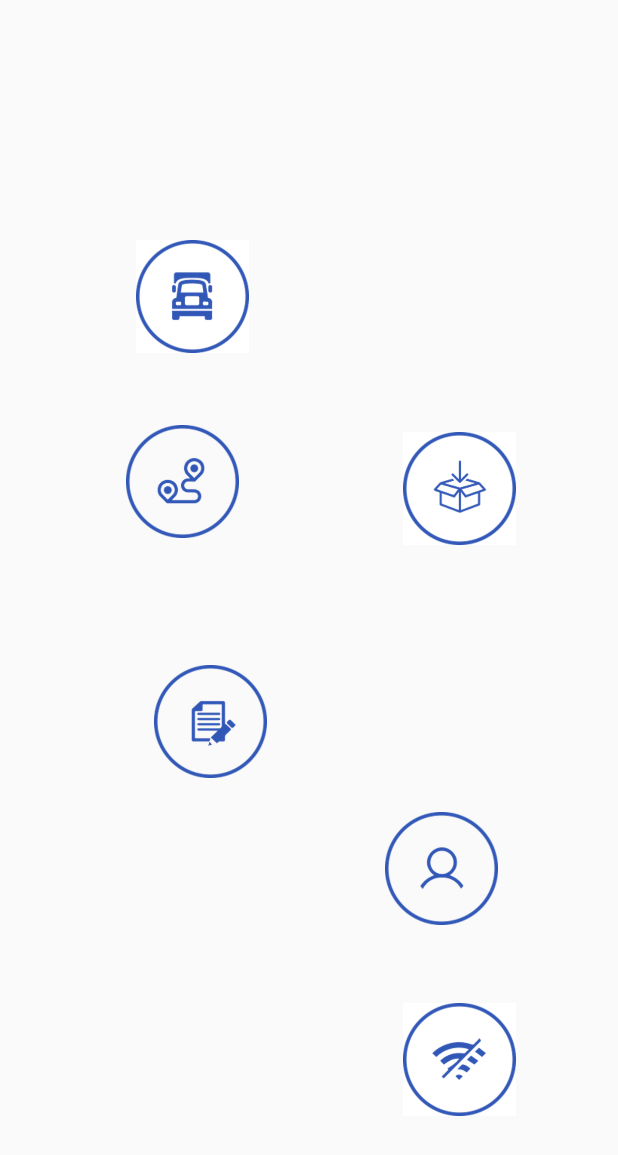
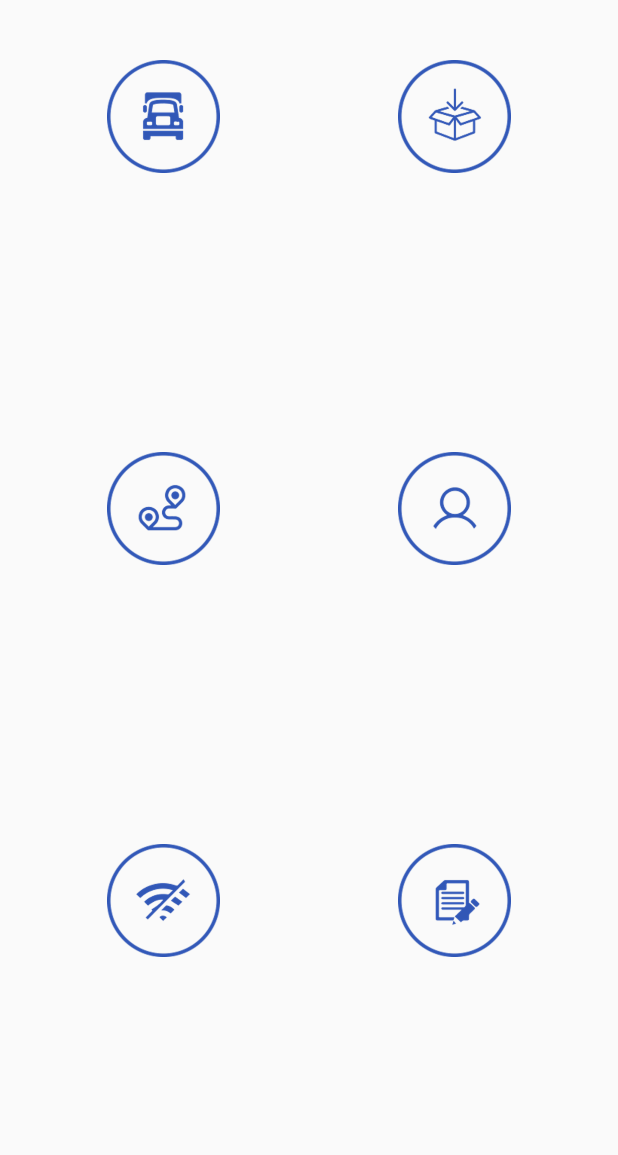
Before and after one commit to israel1x/AppCamaleon, an Android app: the layout fragment_menu.xml on its own in the app's theme, with its tools: preview values and no code run, on a phone screen of 412 x 824 dp. Shown: the top 1155 px of the screen. Run offline under Robolectric (Android 15) with nearby library versions, the phone set to English and light mode, and no system bars.

Commit message:
Estilos al layout del menu principal

```diff
--- a/app/src/main/java/com/example/pasantias/appcamaleon/Fragments/MenuPrin.java
+++ b/app/src/main/java/com/example/pasantias/appcamaleon/Fragments/MenuPrin.java
@@ -30,6 +30,7 @@ public class MenuPrin extends Fragment {
     private String mParam2;
 
     private OnFragmentInteractionListener mListener;
+
 
     public MenuPrin() {
         // Required empty public constructor
--- a/app/src/main/res/layout/activity_menu_principal.xml
+++ b/app/src/main/res/layout/activity_menu_principal.xml
@@ -1,96 +1,97 @@
 <?xml version="1.0" encoding="utf-8"?>
-<android.support.constraint.ConstraintLayout xmlns:android="http://schemas.android.com/apk/res/android"
+<LinearLayout xmlns:android="http://schemas.android.com/apk/res/android"
     xmlns:app="http://schemas.android.com/apk/res-auto"
     xmlns:tools="http://schemas.android.com/tools"
     android:layout_width="match_parent"
     android:layout_height="match_parent"
-    android:background="@drawable/menuprincipal_background"
+    android:orientation="vertical"
     tools:context=".MenuPrincipal">
 
-    <include
-        android:id="@+id/miActionBar"
-        layout="@layout/actionbar"></include>
+
+   <LinearLayout
+       android:layout_marginTop="40dp"
+       android:layout_width="match_parent"
+       android:layout_height="match_parent"
+       android:orientation="vertical">
+
+       <LinearLayout
+           android:layout_width="match_parent"
+           android:layout_height="wrap_content"
+           android:layout_weight=".33"
+           android:layout_marginRight="12dp"
+           android:layout_marginLeft="12dp"
+           android:orientation="horizontal">
+
+           <ImageButton
+               android:id="@+id/bt_ing_pedidos"
+               android:layout_width="wrap_content"
+               android:layout_height="wrap_content"
+               android:layout_weight=".5"
+               android:background="?selectableItemBackground"
+               app:srcCompat="@drawable/btn_ingresar_pedido" />
 
            <ImageButton
                android:id="@+id/bt_ver_pedidos"
                android:layout_width="wrap_content"
                android:layout_height="wrap_content"
-        android:layout_marginBottom="50dp"
-        android:layout_marginEnd="68dp"
-        android:layout_marginTop="160dp"
-        android:background="@color/cardview_light_background"
-        app:layout_constraintBottom_toTopOf="@+id/bt_list_clientes"
-        app:layout_constraintEnd_toEndOf="parent"
-        app:layout_constraintTop_toTopOf="parent"
-        app:layout_constraintVertical_chainStyle="packed"
+               android:layout_weight=".5"
+               android:background="?selectableItemBackground"
                app:srcCompat="@drawable/btn_ver_pedidos" />
+       </LinearLayout>
+
+       <LinearLayout
+           android:layout_width="match_parent"
+           android:layout_height="wrap_content"
+           android:layout_weight=".33"
+           android:layout_marginRight="12dp"
+           android:layout_marginLeft="12dp"
+           android:orientation="horizontal">
 
            <ImageButton
                android:id="@+id/bt_ruta_clientes"
                android:layout_width="wrap_content"
                android:layout_height="wrap_content"
-        android:layout_marginStart="84dp"
-        android:layout_marginTop="48dp"
+               android:layout_weight=".5"
                android:background="?selectableItemBackground"
-        app:layout_constraintStart_toStartOf="parent"
-        app:layout_constraintTop_toBottomOf="@+id/bt_ing_pedidos"
                app:srcCompat="@drawable/btn_ruta_clientes" />
 
            <ImageButton
                android:id="@+id/bt_list_clientes"
                android:layout_width="wrap_content"
                android:layout_height="wrap_content"
-        android:layout_marginBottom="52dp"
-        android:layout_marginEnd="8dp"
-        android:layout_marginStart="8dp"
+               android:layout_weight=".5"
                android:background="?selectableItemBackground"
-        app:layout_constraintBottom_toTopOf="@+id/bt_offline"
-        app:layout_constraintEnd_toEndOf="parent"
-        app:layout_constraintHorizontal_bias="0.552"
-        app:layout_constraintStart_toEndOf="@+id/bt_ruta_clientes"
                app:srcCompat="@drawable/btn_lista_clientes" />
+
+       </LinearLayout>
+
+       <LinearLayout
+           android:layout_width="match_parent"
+           android:layout_height="wrap_content"
+           android:layout_weight=".33"
+           android:layout_marginRight="12dp"
+           android:layout_marginLeft="12dp"
+           android:orientation="horizontal">
 
            <ImageButton
                android:id="@+id/bt_offline"
                android:layout_width="wrap_content"
                android:layout_height="wrap_content"
-        android:layout_marginBottom="80dp"
-        android:layout_marginEnd="68dp"
-        android:background="@color/cardview_light_background"
-        app:layout_constraintBottom_toBottomOf="parent"
-        app:layout_constraintEnd_toEndOf="parent"
+               android:layout_weight=".5"
+               android:background="?selectableItemBackground"
                app:srcCompat="@drawable/btn_sicronizar" />
-
-    <ImageButton
-        android:id="@+id/bt_ing_pedidos"
-        android:layout_width="wrap_content"
-        android:layout_height="wrap_content"
-        android:layout_marginEnd="8dp"
-        android:layout_marginStart="68dp"
-        android:layout_marginTop="160dp"
-        android:background="@color/cardview_light_background"
-        app:layout_constraintEnd_toStartOf="@+id/bt_ver_pedidos"
-        app:layout_constraintHorizontal_bias="0.195"
-        app:layout_constraintStart_toStartOf="parent"
-        app:layout_constraintTop_toTopOf="parent"
-        app:srcCompat="@drawable/btn_ingresar_pedido" />
 
            <ImageButton
                android:id="@+id/bt_reportes"
                android:layout_width="wrap_content"
                android:layout_height="wrap_content"
-        android:layout_marginBottom="8dp"
-        android:layout_marginEnd="48dp"
-        android:layout_marginStart="8dp"
-        android:layout_marginTop="44dp"
+               android:layout_weight=".5"
                android:background="?selectableItemBackground"
-        android:elevation="5dp"
-        android:src="@drawable/btn_reportes"
-        app:layout_constraintBottom_toBottomOf="parent"
-        app:layout_constraintEnd_toStartOf="@+id/bt_offline"
-        app:layout_constraintHorizontal_bias="0.69"
-        app:layout_constraintStart_toStartOf="parent"
-        app:layout_constraintTop_toBottomOf="@+id/bt_ruta_clientes"
-        app:layout_constraintVertical_bias="0.121" />
+               android:src="@drawable/btn_reportes" />
 
-</android.support.constraint.ConstraintLayout>
+       </LinearLayout>
+
+   </LinearLayout>
+
+
+</LinearLayout>
--- a/app/src/main/res/layout/app_bar_navegation.xml
+++ b/app/src/main/res/layout/app_bar_navegation.xml
@@ -15,7 +15,7 @@
             android:id="@+id/toolbar"
             android:layout_width="match_parent"
             android:layout_height="?attr/actionBarSize"
-            android:background="@color/colorPrimaryDark"
+            android:background="@color/colorPrimary"
             app:popupTheme="@style/PopupOverlay" />
 
     </android.support.design.widget.AppBarLayout>
--- a/app/src/main/res/layout/fragment_menu.xml
+++ b/app/src/main/res/layout/fragment_menu.xml
@@ -6,93 +6,5 @@
     xmlns:app="http://schemas.android.com/apk/res-auto"
     tools:context=".Fragments.MenuPrin">
 
-
-      <android.support.constraint.ConstraintLayout
-          android:layout_width="match_parent"
-          android:layout_height="match_parent">
-
-
-
-             <ImageButton
-                 android:id="@+id/bt_ver_pedidos"
-                 android:layout_width="wrap_content"
-                 android:layout_height="wrap_content"
-                 android:layout_marginBottom="50dp"
-                 android:layout_marginEnd="68dp"
-                 android:layout_marginTop="160dp"
-                 android:background="@color/cardview_light_background"
-                 app:layout_constraintBottom_toTopOf="@+id/bt_list_clientes"
-                 app:layout_constraintEnd_toEndOf="parent"
-                 app:layout_constraintTop_toTopOf="parent"
-                 app:layout_constraintVertical_chainStyle="packed"
-                 app:srcCompat="@drawable/btn_ver_pedidos" />
-
-             <ImageButton
-                 android:id="@+id/bt_ruta_clientes"
-                 android:layout_width="wrap_content"
-                 android:layout_height="wrap_content"
-                 android:layout_marginStart="84dp"
-                 android:layout_marginTop="48dp"
-                 android:background="?selectableItemBackground"
-                 app:layout_constraintStart_toStartOf="parent"
-                 app:layout_constraintTop_toBottomOf="@+id/bt_ing_pedidos"
-                 app:srcCompat="@drawable/btn_ruta_clientes" />
-
-             <ImageButton
-                 android:id="@+id/bt_list_clientes"
-                 android:layout_width="wrap_content"
-                 android:layout_height="wrap_content"
-                 android:layout_marginBottom="52dp"
-                 android:layout_marginEnd="8dp"
-                 android:layout_marginStart="8dp"
-                 android:background="?selectableItemBackground"
-                 app:layout_constraintBottom_toTopOf="@+id/bt_offline"
-                 app:layout_constraintEnd_toEndOf="parent"
-                 app:layout_constraintHorizontal_bias="0.552"
-                 app:layout_constraintStart_toEndOf="@+id/bt_ruta_clientes"
-                 app:srcCompat="@drawable/btn_lista_clientes" />
-
-             <ImageButton
-                 android:id="@+id/bt_offline"
-                 android:layout_width="wrap_content"
-                 android:layout_height="wrap_content"
-                 android:layout_marginBottom="80dp"
-                 android:layout_marginEnd="68dp"
-                 android:background="@color/cardview_light_background"
-                 app:layout_constraintBottom_toBottomOf="parent"
-                 app:layout_constraintEnd_toEndOf="parent"
-                 app:srcCompat="@drawable/btn_sicronizar" />
-
-             <ImageButton
-                 android:id="@+id/bt_ing_pedidos"
-                 android:layout_width="wrap_content"
-                 android:layout_height="wrap_content"
-                 android:layout_marginEnd="8dp"
-                 android:layout_marginStart="68dp"
-                 android:layout_marginTop="160dp"
-                 android:background="@color/cardview_light_background"
-                 app:layout_constraintEnd_toStartOf="@+id/bt_ver_pedidos"
-                 app:layout_constraintHorizontal_bias="0.195"
-                 app:layout_constraintStart_toStartOf="parent"
-                 app:layout_constraintTop_toTopOf="parent"
-                 app:srcCompat="@drawable/btn_ingresar_pedido" />
-
-             <ImageButton
-                 android:id="@+id/bt_reportes"
-                 android:layout_width="wrap_content"
-                 android:layout_height="wrap_content"
-                 android:layout_marginBottom="8dp"
-                 android:layout_marginEnd="48dp"
-                 android:layout_marginStart="8dp"
-                 android:layout_marginTop="44dp"
-                 android:background="?selectableItemBackground"
-                 android:elevation="5dp"
-                 android:src="@drawable/btn_reportes"
-                 app:layout_constraintBottom_toBottomOf="parent"
-                 app:layout_constraintEnd_toStartOf="@+id/bt_offline"
-                 app:layout_constraintHorizontal_bias="0.69"
-                 app:layout_constraintStart_toStartOf="parent"
-                 app:layout_constraintTop_toBottomOf="@+id/bt_ruta_clientes"
-                 app:layout_constraintVertical_bias="0.121" />
-      </android.support.constraint.ConstraintLayout>
+    <include layout="@layout/activity_menu_principal" />
 </FrameLayout>
```
Also changed, not shown: app/src/main/java/com/example/pasantias/appcamaleon/MainActivity.java (+13 -1 lines). Lines whose indentation alone changed are shown as unchanged.
